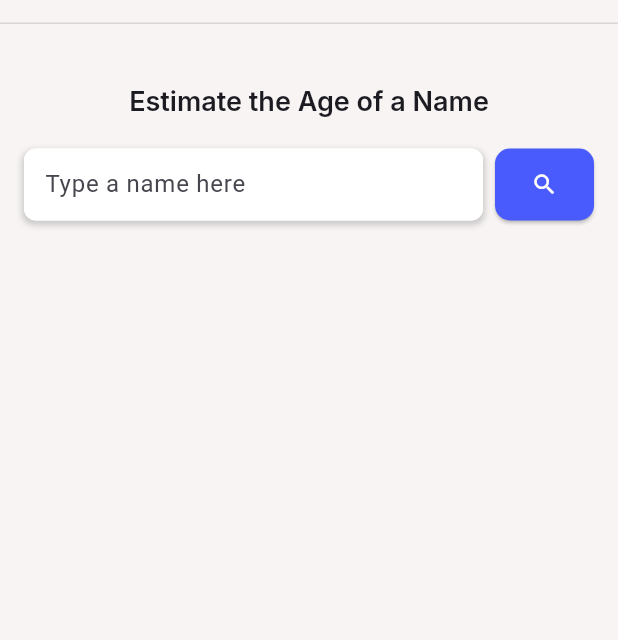
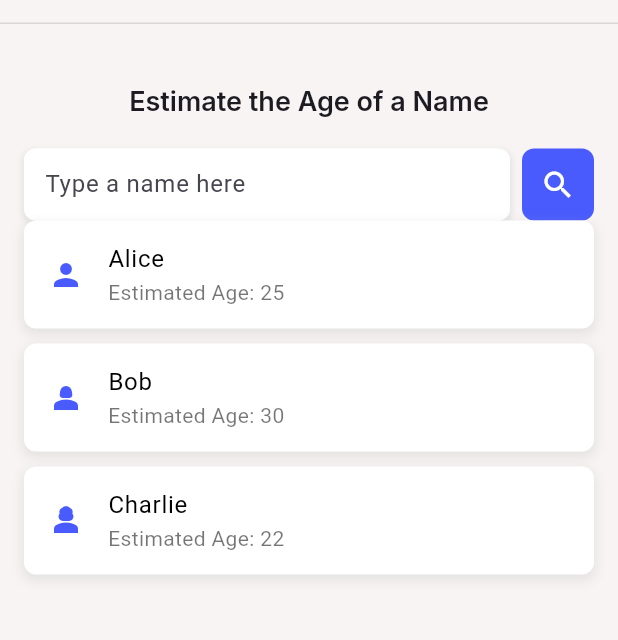
Before and after one commit to maurorisso/AgeEstimator, a Flutter app: the screen it shows after launch, on a phone screen of 412 x 824 dp, the part 60-700 px from its top. Run offline on Flutter 3.47's test engine with Material 3 defaults, Android fonts, the phone set to English and light mode, and no system bars; our stand-ins replace google_fonts.

Commit message:
feat(models, widgets): add Person model, PersonItem widget, and mock PeopleList

```diff
--- /dev/null
+++ b/lib/models/person.dart
@@ -0,0 +1,6 @@
+class Person {
+  final String name;
+  final int age;
+
+  Person({required this.name, required this.age});
+}
--- a/lib/screens/home.dart
+++ b/lib/screens/home.dart
@@ -1,3 +1,5 @@
+import 'package:age_estimator/models/person.dart';
+import 'package:age_estimator/widgets/name_age_list.dart';
 import 'package:age_estimator/widgets/name_input_field.dart';
 import 'package:flutter/material.dart';
 import 'package:age_estimator/widgets/shared/separator.dart';
@@ -13,6 +15,12 @@ class Home extends StatefulWidget {
 class _HomeState extends State<Home> {
   final TextEditingController nameController = TextEditingController();
   String estimatedAge = '';
+
+  List<Person> mockPeople = [
+    Person(name: "Alice", age: 25),
+    Person(name: "Bob", age: 30),
+    Person(name: "Charlie", age: 22),
+  ];
 
   @override
   Widget build(BuildContext context) {
@@ -31,11 +39,15 @@ class _HomeState extends State<Home> {
             const Separator(SizeOption.medium),
             NameInputField(
                 controller: nameController, onSubmitted: _estimateAge),
-            const Separator(SizeOption.small),
             if (estimatedAge.isNotEmpty) ...[
               const Separator(SizeOption.medium),
               Text('Estimated Age: $estimatedAge'),
+              const Separator(SizeOption.medium),
             ],
+            Expanded(
+              // Wrap the NameAgeList in an Expanded widget
+              child: NameAgeList(people: mockPeople),
+            ),
           ],
         ),
       ),
--- /dev/null
+++ b/lib/widgets/name_age_item.dart
@@ -0,0 +1,51 @@
+import 'dart:math';
+
+import 'package:age_estimator/theme.dart';
+import 'package:flutter/material.dart';
+import '../models/person.dart';
+
+class NameAgeItem extends StatelessWidget {
+  final Person person;
+
+  const NameAgeItem({super.key, required this.person});
+
+  static final Random _random = Random();
+  static final List<IconData> _icons = [
+    Icons.person,
+    Icons.person_2,
+    Icons.person_3,
+    Icons.person_4,
+  ];
+
+  static IconData getRandomIcon() {
+    return _icons[_random.nextInt(_icons.length)];
+  }
+
+  @override
+  Widget build(BuildContext context) {
+    return Container(
+      margin: const EdgeInsets.only(bottom: 10),
+      decoration: BoxDecoration(
+        color: Colors.white,
+        boxShadow: [
+          BoxShadow(
+            color: Colors.grey.withOpacity(0.2),
+            spreadRadius: 1,
+            blurRadius: 6,
+            offset: const Offset(0, 3),
+          ),
+        ],
+        borderRadius: BorderRadius.circular(8),
+      ),
+      child: ListTile(
+        leading: Icon(
+          getRandomIcon(),
+          color: AppColors.primaryColor,
+        ),
+        title: Text(person.name, style: const TextStyle(color: Colors.black)),
+        subtitle: Text('Estimated Age: ${person.age}',
+            style: const TextStyle(color: Colors.black54)),
+      ),
+    );
+  }
+}
--- /dev/null
+++ b/lib/widgets/name_age_list.dart
@@ -0,0 +1,19 @@
+import 'package:age_estimator/widgets/name_age_item.dart';
+import 'package:flutter/material.dart';
+import '../models/person.dart';
+
+class NameAgeList extends StatelessWidget {
+  final List<Person> people;
+
+  const NameAgeList({super.key, required this.people});
+
+  @override
+  Widget build(BuildContext context) {
+    return ListView.builder(
+      itemCount: people.length,
+      itemBuilder: (context, index) {
+        return NameAgeItem(person: people[index]);
+      },
+    );
+  }
+}
--- a/lib/widgets/name_input_field.dart
+++ b/lib/widgets/name_input_field.dart
@@ -1,3 +1,4 @@
+import 'package:age_estimator/theme.dart';
 import 'package:flutter/material.dart';
 
 class NameInputField extends StatelessWidget {
@@ -19,7 +20,7 @@ class NameInputField extends StatelessWidget {
               color: Colors.white,
               boxShadow: [
                 BoxShadow(
-                  color: Colors.grey.withOpacity(0.5),
+                  color: Colors.grey.withOpacity(0.2),
                   spreadRadius: 1,
                   blurRadius: 3,
                   offset: const Offset(0, 2),
@@ -44,23 +45,22 @@ class NameInputField extends StatelessWidget {
             ),
           ),
         ),
-        const SizedBox(width: 8), // Spacing between TextField and Button
+        const SizedBox(width: 8),
         SizedBox(
-          height: 48, // Match the height of TextField's default height
-          child: ElevatedButton(
-            onPressed: onSubmitted,
-            style: ButtonStyle(
-              backgroundColor: WidgetStateProperty.all(
-                Theme.of(context).colorScheme.primary,
-              ),
-              shape: WidgetStateProperty.all(
-                RoundedRectangleBorder(
-                  borderRadius: BorderRadius.circular(10),
+          height: 48,
+          width: 48,
+          child: IconButton(
+              style: ButtonStyle(
+                backgroundColor:
+                    WidgetStateProperty.all<Color>(AppColors.primaryColor),
+                shape: WidgetStateProperty.all<RoundedRectangleBorder>(
+                  RoundedRectangleBorder(
+                    borderRadius: BorderRadius.circular(8),
+                  ),
                 ),
               ),
-            ),
-            child: const Icon(Icons.search, color: Colors.white),
-          ),
+              onPressed: onSubmitted,
+              icon: const Icon(Icons.search, color: Colors.white)),
         ),
       ],
     );
```
